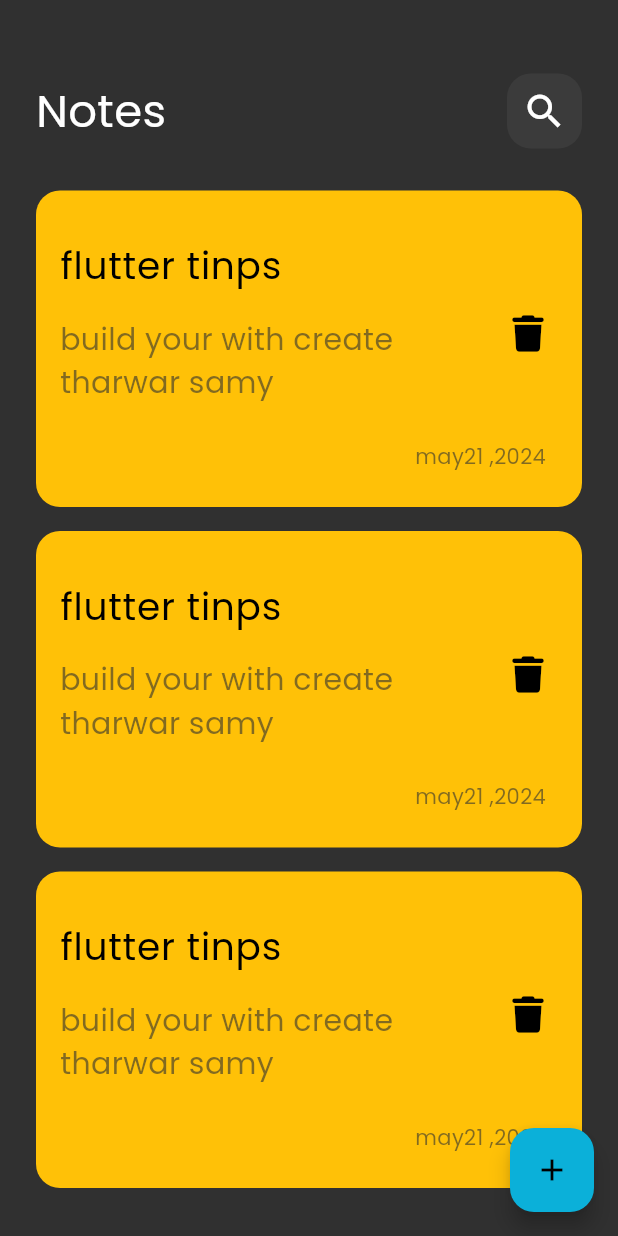
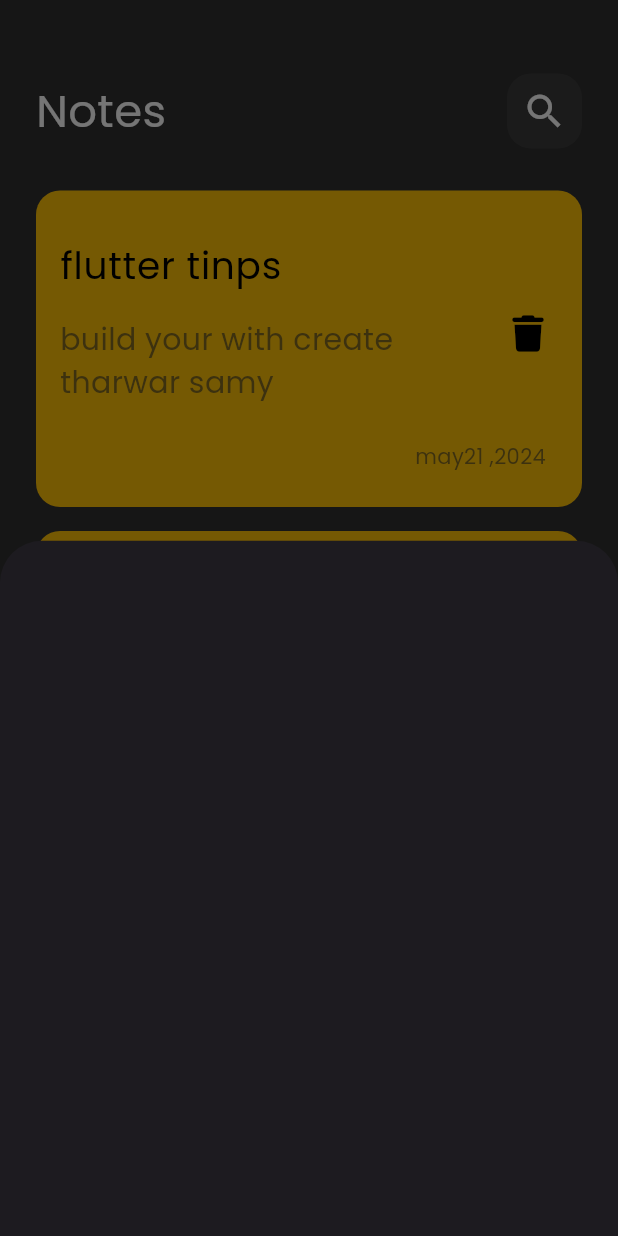
Before and after one commit to Belal-Karem/notes_app, a Flutter app: the screen it shows after launch, after a tap on the "add" icon, on a phone screen of 412 x 824 dp. Run offline on Flutter 3.47's test engine with Material 3 defaults, Android fonts, the phone set to English and light mode, and no system bars; our stand-ins replace font_awesome_flutter.

Commit message:
show Modal Bottom Sheet in Floating Action Button

```diff
--- a/lib/views/notes_view.dart
+++ b/lib/views/notes_view.dart
@@ -1,4 +1,5 @@
 import 'package:flutter/material.dart';
+import 'package:notes_app/widgets/add_note_bottom_sheet.dart';
 import 'package:notes_app/widgets/notes_view_body.dart';
 
 class NotesView extends StatelessWidget {
@@ -8,7 +9,14 @@ class NotesView extends StatelessWidget {
   Widget build(BuildContext context) {
     return Scaffold(
       floatingActionButton: FloatingActionButton(
-        onPressed: () {},
+        onPressed: () {
+          showModalBottomSheet(
+            context: context,
+            builder: (context) {
+              return AddNoteBottomSheet();
+            },
+          );
+        },
         child: Icon(Icons.add, color: Colors.black),
         backgroundColor: Color.fromARGB(255, 11, 176, 217),
       ),
--- /dev/null
+++ b/lib/widgets/add_note_bottom_sheet.dart
@@ -0,0 +1,10 @@
+import 'package:flutter/material.dart';
+
+class AddNoteBottomSheet extends StatelessWidget {
+  const AddNoteBottomSheet({super.key});
+
+  @override
+  Widget build(BuildContext context) {
+    return Container();
+  }
+}
--- a/lib/widgets/note_item.dart
+++ b/lib/widgets/note_item.dart
@@ -25,7 +25,7 @@ class NoteItem extends StatelessWidget {
               child: const Text(
                 'build your with create tharwar samy',
                 style: TextStyle(
-                  color: const Color.fromARGB(153, 46, 48, 49),
+                  color: Color.fromARGB(153, 46, 48, 49),
                   fontSize: 20,
                 ),
               ),
```
Also changed, not shown: 1 other file.
